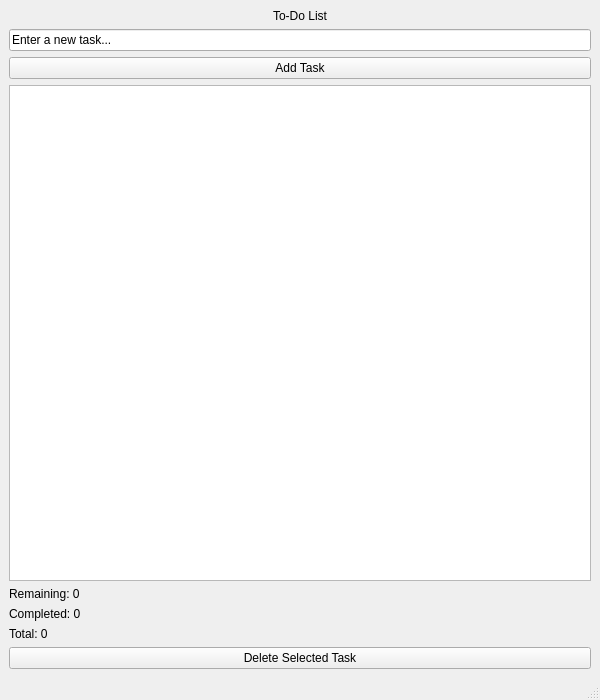
Above: mainwindow.ui from Ahmad11786/ToDoList before the change. Below: the same form after it.
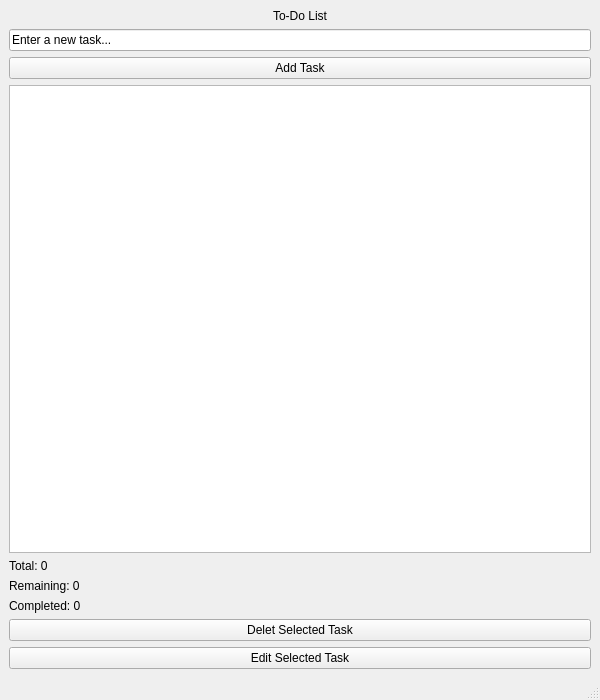
That is the form after the change. Icons and pictures are not drawn.

Commit message:
Modify mainwindow.ui for task management features
Updated the UI layout and added an 'Edit Selected Task' button.

Diff of the .ui file:
```diff
--- a/mainwindow.ui
+++ b/mainwindow.ui
@@ -50,6 +50,13 @@
       <item>
        <widget class="QListWidget" name="taskList"/>
       </item>
+      <item>
+       <widget class="QLabel" name="totalTasksLabel">
+        <property name="text">
+         <string>Total: 0</string>
+        </property>
+       </widget>
+      </item>
       <item>
        <widget class="QLabel" name="remainingTasksLabel">
         <property name="text">
@@ -64,17 +71,23 @@
         </property>
        </widget>
       </item>
-      <item>
-       <widget class="QLabel" name="totalTasksLabel">
-        <property name="text">
-         <string>Total: 0</string>
-        </property>
-       </widget>
-      </item>
       <item>
        <widget class="QPushButton" name="deleteButton">
         <property name="text">
-         <string>Delete Selected Task</string>
+         <string>Delet Selected Task</string>
+        </property>
+        <property name="icon">
+         <iconset theme="QIcon::ThemeIcon::EditDelete"/>
+        </property>
+       </widget>
+      </item>
+      <item>
+       <widget class="QPushButton" name="pushButton">
+        <property name="text">
+         <string>Edit Selected Task</string>
+        </property>
+        <property name="icon">
+         <iconset theme="QIcon::ThemeIcon::MailMessageNew"/>
         </property>
        </widget>
       </item>
```
